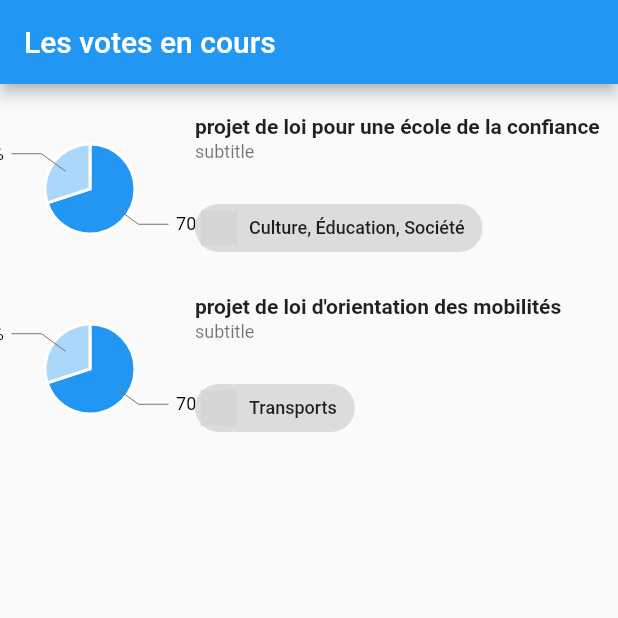
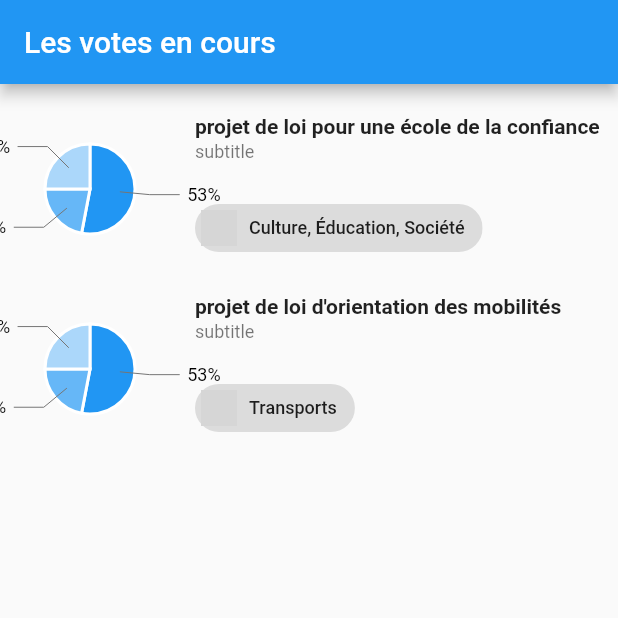
Before and after one commit to WilkeoCom/ma-voix-app, a Flutter app: the screen it shows after launch, on a phone screen of 412 x 824 dp, the top half of it. Run offline on Flutter 3.47's test engine with Material 2 defaults, Android fonts, the phone set to English and light mode, and no system bars; our stand-ins replace charts_flutter, rxdart; network calls fail; grey boxes are pictures that could not be loaded.

Commit message:
refactor: Add mitigé vote option

```diff
--- a/lib/projects/widgets/chart.dart
+++ b/lib/projects/widgets/chart.dart
@@ -34,8 +34,9 @@ class Chart extends StatelessWidget {
   /// Create one series with sample hard coded data.
   static List<charts.Series<LinearPolls, String>> _createSampleData() {
     final data = [
-      new LinearPolls('Pour', 70),
-      new LinearPolls('Contre', 30),
+      new LinearPolls('Pour', 53),
+      new LinearPolls('Mitigé', 22),
+      new LinearPolls('Contre', 25),
     ];
 
     return [
```
